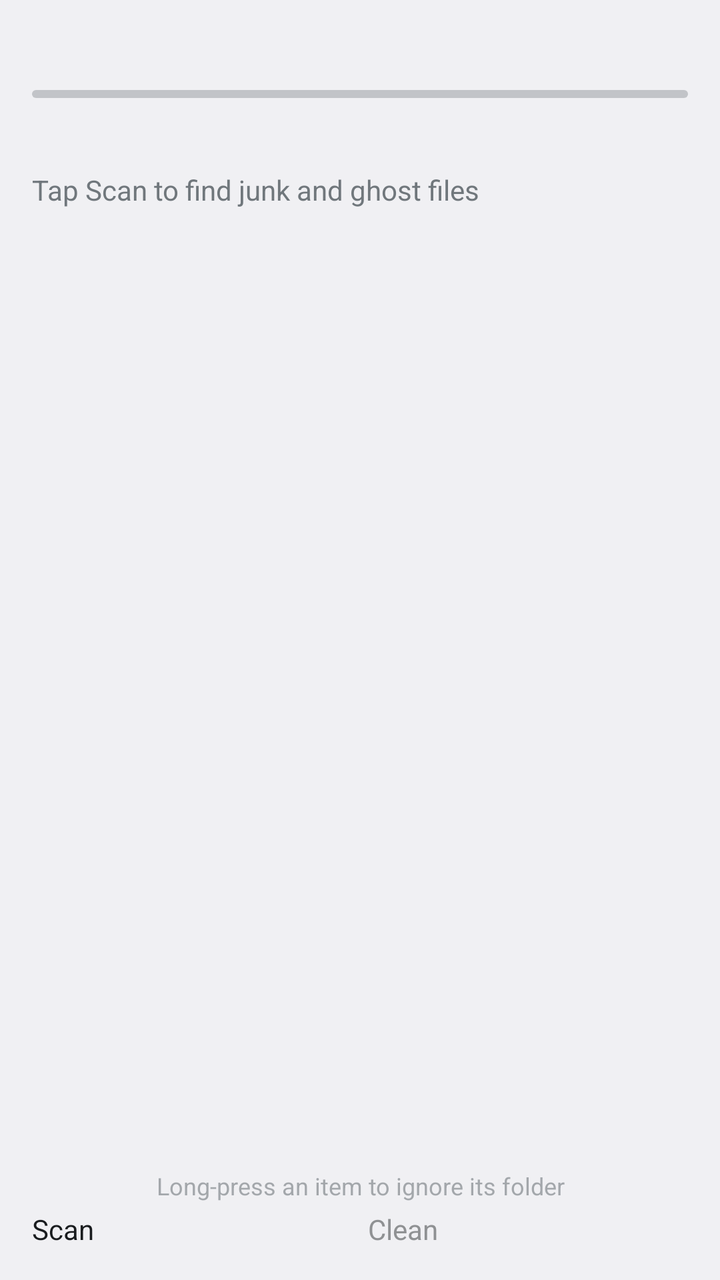
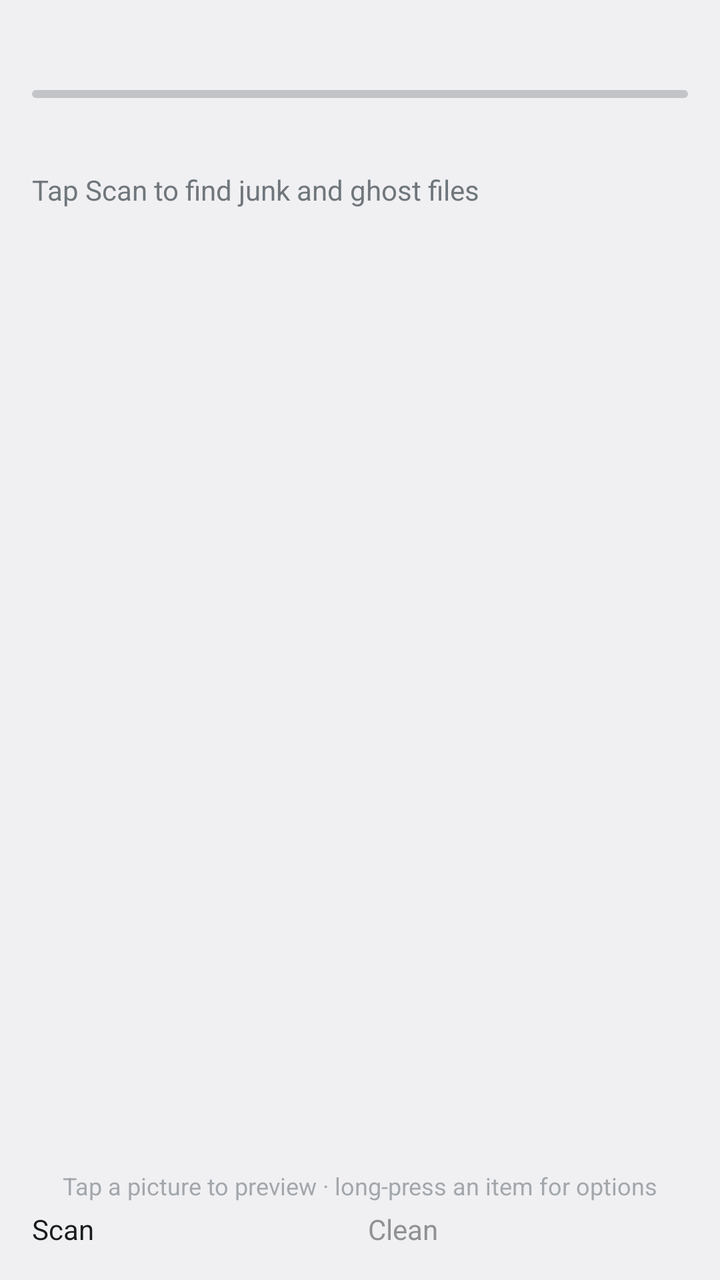

Two renders of the same Android screen: before a commit and after it. Below are the layout's source before the change and the commit's diff.
<!-- AndroidManifest.xml: application theme android:Theme.DeviceDefault.DayNight -->
<!-- res/layout/activity_main.xml -->
<?xml version="1.0" encoding="utf-8"?>
<androidx.drawerlayout.widget.DrawerLayout xmlns:android="http://schemas.android.com/apk/res/android"
    android:id="@+id/drawer"
    android:layout_width="match_parent"
    android:layout_height="match_parent"
    android:fitsSystemWindows="true">

    
    <LinearLayout
        android:layout_width="match_parent"
        android:layout_height="match_parent"
        android:orientation="vertical"
        android:padding="16dp">

        
        <TextView
            android:id="@+id/storageText"
            android:layout_width="match_parent"
            android:layout_height="wrap_content"
            android:textSize="14sp" />

        <ProgressBar
            android:id="@+id/storageBar"
            style="?android:attr/progressBarStyleHorizontal"
            android:layout_width="match_parent"
            android:layout_height="wrap_content"
            android:layout_marginTop="4dp"
            android:max="1000" />

        <TextView
            android:id="@+id/freedText"
            android:layout_width="match_parent"
            android:layout_height="wrap_content"
            android:layout_marginTop="2dp"
            android:alpha="0.7"
            android:textSize="12sp" />

        <TextView
            android:id="@+id/status"
            android:layout_width="match_parent"
            android:layout_height="wrap_content"
            android:layout_marginTop="12dp"
            android:ellipsize="middle"
            android:singleLine="true"
            android:text="@string/status_idle"
            android:textSize="14sp" />

        <TextView
            android:id="@+id/total"
            android:layout_width="wrap_content"
            android:layout_height="wrap_content"
            android:layout_marginTop="4dp"
            android:textSize="32sp"
            android:textStyle="bold" />

        <ProgressBar
            android:id="@+id/progress"
            style="?android:attr/progressBarStyleHorizontal"
            android:layout_width="match_parent"
            android:layout_height="wrap_content"
            android:indeterminate="true"
            android:visibility="gone" />

        <ListView
            android:id="@+id/list"
            android:layout_width="match_parent"
            android:layout_height="0dp"
            android:layout_marginTop="8dp"
            android:layout_weight="1" />

        <TextView
            android:layout_width="match_parent"
            android:layout_height="wrap_content"
            android:layout_marginBottom="4dp"
            android:alpha="0.6"
            android:gravity="center"
            android:text="@string/hint_long_press"
            android:textSize="12sp" />

        <LinearLayout
            android:layout_width="match_parent"
            android:layout_height="wrap_content"
            android:orientation="horizontal">

            <Button
                android:id="@+id/scan"
                android:layout_width="0dp"
                android:layout_height="wrap_content"
                android:layout_weight="1"
                android:text="@string/scan" />

            <Button
                android:id="@+id/undo"
                android:layout_width="0dp"
                android:layout_height="wrap_content"
                android:layout_marginStart="8dp"
                android:layout_weight="1"
                android:text="@string/undo"
                android:visibility="gone" />

            <Button
                android:id="@+id/clean"
                android:layout_width="0dp"
                android:layout_height="wrap_content"
                android:layout_marginStart="8dp"
                android:layout_weight="1"
                android:enabled="false"
                android:text="@string/clean" />
        </LinearLayout>
    </LinearLayout>

    
    <ScrollView
        android:id="@+id/sidebar"
        android:layout_width="280dp"
        android:layout_height="match_parent"
        android:layout_gravity="start"
        android:background="?android:attr/colorBackground"
        android:clickable="true"
        android:elevation="16dp"
        android:focusable="true">

        <LinearLayout
            android:layout_width="match_parent"
            android:layout_height="wrap_content"
            android:orientation="vertical"
            android:paddingBottom="16dp">

            <LinearLayout
                android:layout_width="match_parent"
                android:layout_height="wrap_content"
                android:background="@color/ic_launcher_background"
                android:orientation="vertical"
                android:padding="20dp">

                <ImageView
                    android:layout_width="64dp"
                    android:layout_height="64dp"
                    android:contentDescription="@null"
                    android:src="@mipmap/ic_launcher" />

                <TextView
                    android:layout_width="wrap_content"
                    android:layout_height="wrap_content"
                    android:layout_marginTop="12dp"
                    android:text="@string/app_name"
                    android:textColor="#FFFFFF"
                    android:textSize="20sp"
                    android:textStyle="bold" />

                <TextView
                    android:id="@+id/navVersion"
                    android:layout_width="wrap_content"
                    android:layout_height="wrap_content"
                    android:alpha="0.8"
                    android:textColor="#FFFFFF"
                    android:textSize="13sp" />

                <TextView
                    android:id="@+id/navFreed"
                    android:layout_width="wrap_content"
                    android:layout_height="wrap_content"
                    android:layout_marginTop="4dp"
                    android:alpha="0.8"
                    android:textColor="#FFFFFF"
                    android:textSize="13sp" />
            </LinearLayout>

            <TextView
                android:id="@+id/navScan"
                style="@style/NavItem"
                android:text="🔍  Scan now" />

            <TextView
                android:id="@+id/navBin"
                style="@style/NavItem"
                android:text="🗑  Safety bin" />

            <TextView
                android:id="@+id/navIgnored"
                style="@style/NavItem"
                android:text="🚫  Ignored folders" />

            <Switch
                android:id="@+id/navUseBin"
                style="@style/NavItem"
                android:text="♻  Use safety bin" />

            <View
                android:layout_width="match_parent"
                android:layout_height="1dp"
                android:layout_marginVertical="8dp"
                android:alpha="0.15"
                android:background="?android:attr/textColorPrimary" />

            <TextView
                android:id="@+id/navSystemStorage"
                style="@style/NavItem"
                android:text="📱  System storage settings" />

            <TextView
                android:id="@+id/navAbout"
                style="@style/NavItem"
                android:text="ℹ  About" />
        </LinearLayout>
    </ScrollView>
</androidx.drawerlayout.widget.DrawerLayout>
<!-- resources referenced by this layout -->
<resources>
  <color name="ic_launcher_background">#4B3FD1</color>
  <!-- mipmap ic_launcher (mipmap-anydpi-v26) -->
  <?xml version="1.0" encoding="utf-8"?>
  <adaptive-icon xmlns:android="http://schemas.android.com/apk/res/android">
      <background android:drawable="@color/ic_launcher_background" />
      <foreground android:drawable="@drawable/ic_launcher_foreground" />
      <monochrome android:drawable="@drawable/ic_launcher_foreground" />
  </adaptive-icon>
  <string name="app_name">GhostCleaner</string>
  <string name="clean">Clean</string>
  <string name="hint_long_press">Long-press an item to ignore its folder</string>
  <string name="scan">Scan</string>
  <string name="status_idle">Tap Scan to find junk and ghost files</string>
  <string name="undo">Undo</string>
  <style name="NavItem">
          <item name="android:layout_width">match_parent</item>
          <item name="android:layout_height">wrap_content</item>
          <item name="android:minHeight">52dp</item>
          <item name="android:gravity">center_vertical</item>
          <item name="android:paddingStart">20dp</item>
          <item name="android:paddingEnd">20dp</item>
          <item name="android:textSize">16sp</item>
          <item name="android:textColor">?android:attr/textColorPrimary</item>
          <item name="android:background">?android:attr/selectableItemBackground</item>
          <item name="android:clickable">true</item>
          <item name="android:focusable">true</item>
      </style>
  <!-- drawable ic_launcher_foreground (drawable) -->
  <?xml version="1.0" encoding="utf-8"?>
  <vector xmlns:android="http://schemas.android.com/apk/res/android"
      android:width="108dp"
      android:height="108dp"
      android:viewportWidth="108"
      android:viewportHeight="108">
  
      
      <path
          android:fillColor="#FFFFFF"
          android:pathData="M54,29 C41.8,29 33,38.5 33,51 L33,77 C35.5,74.5 38,74.5 40,77 C42,79.5 44.5,79.5 46.5,77 C48.5,74.5 51.5,74.5 54,77 C56.5,79.5 59.5,79.5 61.5,77 C63.5,74.5 66,74.5 68,77 C70,79.5 72.5,79.5 75,77 L75,51 C75,38.5 66.2,29 54,29 Z" />
  
      
      <path
          android:fillColor="#2A2275"
          android:pathData="M42.5,50 a4.5,5.5 0 1,0 9,0 a4.5,5.5 0 1,0 -9,0 Z" />
      <path
          android:fillColor="#2A2275"
          android:pathData="M56.5,50 a4.5,5.5 0 1,0 9,0 a4.5,5.5 0 1,0 -9,0 Z" />
  
      
      <path
          android:fillColor="#FFD54F"
          android:pathData="M74,30 L75.6,34.4 L80,36 L75.6,37.6 L74,42 L72.4,37.6 L68,36 L72.4,34.4 Z" />
  </vector>
</resources>

<!-- the commit's change to res/layout/activity_main.xml (unified diff, before → after) -->
@@ -61,6 +61,32 @@
             android:indeterminate="true"
             android:visibility="gone" />
 
+        <LinearLayout
+            android:id="@+id/filterBar"
+            android:layout_width="match_parent"
+            android:layout_height="wrap_content"
+            android:gravity="center_vertical"
+            android:orientation="horizontal"
+            android:visibility="gone">
+
+            <EditText
+                android:id="@+id/search"
+                android:layout_width="0dp"
+                android:layout_height="wrap_content"
+                android:layout_weight="1"
+                android:hint="@string/search_hint"
+                android:imeOptions="actionSearch"
+                android:importantForAutofill="no"
+                android:inputType="text"
+                android:singleLine="true"
+                android:textSize="14sp" />
+
+            <Spinner
+                android:id="@+id/sort"
+                android:layout_width="wrap_content"
+                android:layout_height="wrap_content" />
+        </LinearLayout>
+
         <ListView
             android:id="@+id/list"
             android:layout_width="match_parent"
@@ -74,7 +100,7 @@
             android:layout_marginBottom="4dp"
             android:alpha="0.6"
             android:gravity="center"
-            android:text="@string/hint_long_press"
+            android:text="@string/hint_rows"
             android:textSize="12sp" />
 
         <LinearLayout
@@ -177,6 +203,21 @@
                 android:text="🗑  Safety bin" />
 
             <TextView
+                android:id="@+id/navBreakdown"
+                style="@style/NavItem"
+                android:text="📊  Storage breakdown" />
+
+            <TextView
+                android:id="@+id/navUnusedApps"
+                style="@style/NavItem"
+                android:text="💤  Unused apps" />
+
+            <TextView
+                android:id="@+id/navHistory"
+                style="@style/NavItem"
+                android:text="🕘  Clean history" />
+
+            <TextView
                 android:id="@+id/navIgnored"
                 style="@style/NavItem"
                 android:text="🚫  Ignored folders" />
@@ -194,6 +235,11 @@
                 android:background="?android:attr/textColorPrimary" />
 
             <TextView
+                android:id="@+id/navSettings"
+                style="@style/NavItem"
+                android:text="⚙  Settings" />
+
+            <TextView
                 android:id="@+id/navSystemStorage"
                 style="@style/NavItem"
                 android:text="📱  System storage settings" />
<!-- resource entries referenced after the edit -->
@@ -10,8 +10,9 @@
   </adaptive-icon>
   <string name="app_name">GhostCleaner</string>
   <string name="clean">Clean</string>
-  <string name="hint_long_press">Long-press an item to ignore its folder</string>
+  <string name="hint_rows">Tap a picture to preview · long-press an item for options</string>
   <string name="scan">Scan</string>
+  <string name="search_hint">Filter by name</string>
   <string name="status_idle">Tap Scan to find junk and ghost files</string>
   <string name="undo">Undo</string>
   <style name="NavItem">
